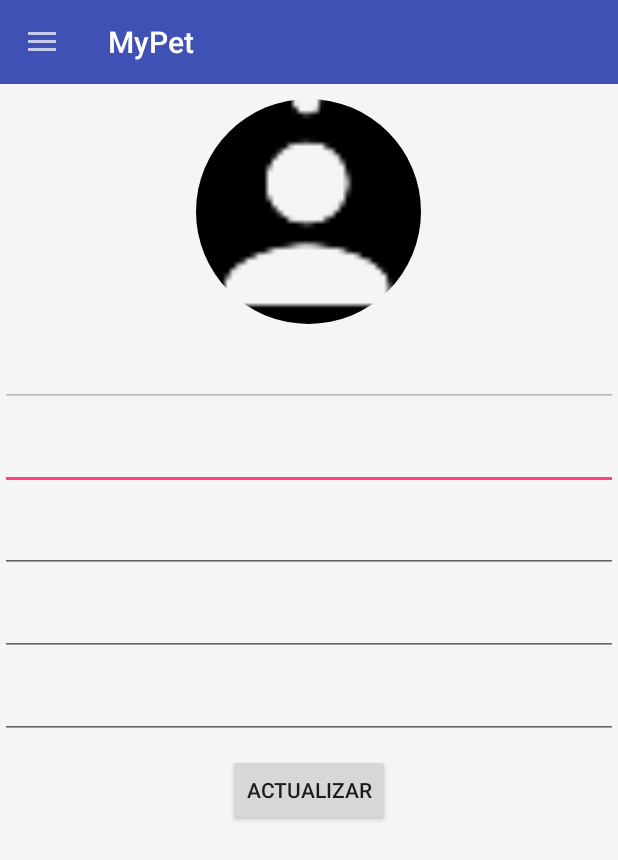
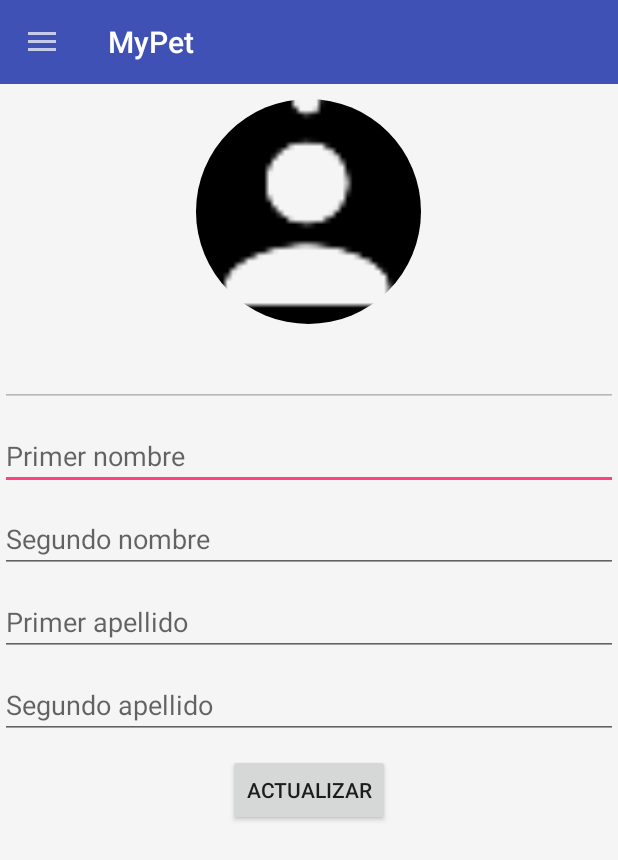
Before and after one commit to WinstonR96/Proyecto, an Android app: the Dashboard screen opened directly, with no data from a screen before it, after a tap on "Perfil", on a phone screen of 412 x 824 dp. Shown: the top 860 px of the screen. Run offline under Robolectric (Android 15) with nearby library versions, the phone set to English and light mode, and no system bars; our stand-ins replace CircleImageView, Firebase (no records; nobody signed in at launch, a user with empty details on screens opened directly); pictures from the network do not load; 5 statements that could not run were skipped; 1 other tap on this screen came first.

Commit message:
Perfil de usuario

```diff
--- a/app/src/main/AndroidManifest.xml
+++ b/app/src/main/AndroidManifest.xml
@@ -3,6 +3,8 @@
     package="co.com.mypet.mypet">
 
     <uses-permission android:name="android.permission.INTERNET" />
+    <uses-permission android:name="android.permission.READ_EXTERNAL_STORAGE"/>
+    <uses-permission android:name="android.permission.ACCESS_NETWORK_STATE"/>
 
     <application
         android:allowBackup="true"
--- a/app/src/main/java/co/com/mypet/mypet/Dashboard.java
+++ b/app/src/main/java/co/com/mypet/mypet/Dashboard.java
@@ -120,16 +120,16 @@ public class Dashboard extends AppCompatActivity implements NavigationView.OnNav
             }
         });
 
-        databaseReference.child(dbUser).addValueEventListener(new ValueEventListener() {
+        /*databaseReference.child(dbUser).addValueEventListener(new ValueEventListener() {
             @Override
             public void onDataChange(DataSnapshot dataSnapshot) {
-                if(dataSnapshot.exists()){
-                    for(DataSnapshot snapshot : dataSnapshot.getChildren()){
+                if (dataSnapshot.exists()) {
+                    for (DataSnapshot snapshot : dataSnapshot.getChildren()) {
 
                         u = snapshot.getValue(Usuario.class);
-                        if(u.getId().equals(user.getUid())){
+                        if (u.getId().equals(user.getUid())) {
                             String uid = snapshot.getKey();
-                            Toast.makeText(getApplicationContext(),"Esta es el Id: "+uid,Toast.LENGTH_SHORT).show();
+                            Toast.makeText(getApplicationContext(), "Esta es el Id: " + uid, Toast.LENGTH_SHORT).show();
                             nombre.setText(u.getNombre());
                             email.setText(user.getEmail());
                             Glide.with(getApplicationContext()).load(u.getFoto()).into(foto);
@@ -146,8 +146,24 @@ public class Dashboard extends AppCompatActivity implements NavigationView.OnNav
             public void onCancelled(DatabaseError databaseError) {
 
             }
+        });*/
+        databaseReference.child(dbUser).child(user.getUid()).addValueEventListener(new ValueEventListener() {
+            @Override
+            public void onDataChange(DataSnapshot dataSnapshot) {
+                if(dataSnapshot.exists()){
+                    u = dataSnapshot.getValue(Usuario.class);
+                    String uid = dataSnapshot.getKey();
+                    nombre.setText(u.getNombre());
+                    email.setText(user.getEmail());
+                    Glide.with(getApplicationContext()).load(u.getFoto()).into(foto);
+                    }
+            }
+
+            @Override
+            public void onCancelled(DatabaseError databaseError) {
+
+            }
         });
-
         }
 
 
--- a/app/src/main/java/co/com/mypet/mypet/Perfil.java
+++ b/app/src/main/java/co/com/mypet/mypet/Perfil.java
@@ -5,6 +5,7 @@ import android.content.Context;
 import android.content.DialogInterface;
 import android.content.Intent;
 import android.content.SharedPreferences;
+import android.content.res.Resources;
 import android.net.Uri;
 import android.support.annotation.NonNull;
 import android.support.design.widget.NavigationView;
@@ -14,15 +15,22 @@ import android.support.v7.app.ActionBarDrawerToggle;
 import android.support.v7.app.AppCompatActivity;
 import android.os.Bundle;
 import android.support.v7.widget.Toolbar;
+import android.util.Log;
 import android.view.MenuItem;
 import android.view.View;
+import android.widget.Button;
 import android.widget.EditText;
 import android.widget.ImageView;
 import android.widget.TextView;
+import android.widget.Toast;
 
 import com.bumptech.glide.Glide;
 import com.google.firebase.auth.FirebaseAuth;
 import com.google.firebase.auth.FirebaseUser;
+import com.google.firebase.storage.FirebaseStorage;
+import com.google.firebase.storage.StorageException;
+import com.google.firebase.storage.StorageReference;
+import com.google.firebase.storage.UploadTask;
 
 import de.hdodenhof.circleimageview.CircleImageView;
 
@@ -34,19 +42,24 @@ public class Perfil extends AppCompatActivity implements NavigationView.OnNaviga
     private TextView nombre, email;
     private ImageView foto;
     private FirebaseUser user;
+    private Resources resources;
     private FirebaseAuth auth;
+    private StorageReference storageReference;
     private Uri uri;
     private String nombreU, emailU, fotoU,snombreU,sapellidoU,apellidoU;
     SharedPreferences sharedPreferences;
     private CircleImageView foto_profile_U;
     private EditText txtSegundoNombrePerfil,txtEmailPerfil,txtDisplayName,txtApellidoPerfil,txtSegundoApellidoPerfil;
+    private Button actualizarperfil;
 
     @Override
     protected void onCreate(Bundle savedInstanceState) {
         super.onCreate(savedInstanceState);
         setContentView(R.layout.activity_perfil);
+        resources = this.getResources();
         toolbar = findViewById(R.id.toolbar);
         auth = FirebaseAuth.getInstance();
+        storageReference = FirebaseStorage.getInstance().getReference();
         drawerLayout = findViewById(R.id.drawer_layout);
         navigationView = findViewById(R.id.nav_view);
         txtDisplayName = findViewById(R.id.txtDisplayName);
@@ -54,6 +67,7 @@ public class Perfil extends AppCompatActivity implements NavigationView.OnNaviga
         txtSegundoNombrePerfil = findViewById(R.id.txtSegundoNombrePerfil);
         txtApellidoPerfil = findViewById(R.id.txtApellidoPerfil);
         txtSegundoApellidoPerfil = findViewById(R.id.txtSegundoApellidoPerfil);
+        actualizarperfil = findViewById(R.id.actualizarperfil);
         foto_profile_U = findViewById(R.id.foto_profile_U);
         setSupportActionBar(toolbar);
         getSupportActionBar().setHomeButtonEnabled(true);
@@ -100,7 +114,37 @@ public class Perfil extends AppCompatActivity implements NavigationView.OnNaviga
             }
         });
 
+        actualizarperfil.setOnClickListener(new View.OnClickListener() {
+            @Override
+            public void onClick(View view) {
+                String foto, id, nombre, primerApellido, segundoApellido,segundoNombre;
+                foto = auth.getUid()+".jpg";
+                id = auth.getUid();
+                nombre = txtDisplayName.getText().toString();
+                segundoNombre = txtSegundoNombrePerfil.getText().toString();
+                primerApellido = txtApellidoPerfil.getText().toString();
+                segundoApellido = txtSegundoApellidoPerfil.getText().toString();
+                if(nombre.isEmpty() || segundoNombre.isEmpty() || primerApellido.isEmpty() || segundoApellido.isEmpty()){
+                    Toast.makeText(getApplicationContext(),resources.getString(R.string.camposvacios),Toast.LENGTH_SHORT).show();
+                }else{
+                    Usuario u = new Usuario(foto, id, nombre, primerApellido, segundoApellido,segundoNombre);
+                    u.editar();
+                    subirFoto(foto);
+                    Toast.makeText(getApplicationContext(), resources.getString(R.string.actualizado),Toast.LENGTH_SHORT).show();
+                }
+
+            }
+        });
+
     }
+
+    private void subirFoto(String foto) {
+        StorageReference child = storageReference.child(foto);
+        UploadTask uploadTask = child.putFile(uri);
+
+
+    }
+
     public void seleccionar_foto(){
         Intent i = new Intent();
         i.setType("image/*");
@@ -115,7 +159,8 @@ public class Perfil extends AppCompatActivity implements NavigationView.OnNaviga
             uri = data.getData();
 
             if(uri != null){
-                foto.setImageURI(uri);
+                foto_profile_U.setImageURI(uri);
+                subirFoto(auth.getUid()+".jpg");
 
             }
         }
--- a/app/src/main/java/co/com/mypet/mypet/Usuario.java
+++ b/app/src/main/java/co/com/mypet/mypet/Usuario.java
@@ -76,4 +76,8 @@ class Usuario {
     public void guardar(){
         Datos.agregarUsuario(this);
     }
+
+    public void editar(){
+        Datos.editarUsuario(this);
+    }
 }
--- a/app/src/main/res/layout/perfil_contenido.xml
+++ b/app/src/main/res/layout/perfil_contenido.xml
@@ -47,6 +47,7 @@
         android:layout_width="match_parent"
         android:layout_height="wrap_content"
         android:layout_gravity="center"
+        android:hint="@string/primernombre"
         android:id="@+id/txtDisplayName"/>
 
     <View
@@ -57,6 +58,7 @@
         android:layout_width="match_parent"
         android:layout_height="wrap_content"
         android:layout_gravity="center"
+        android:hint="@string/segundonombre"
         android:id="@+id/txtSegundoNombrePerfil"/>
 
     <View
@@ -67,6 +69,7 @@
         android:layout_width="match_parent"
         android:layout_height="wrap_content"
         android:layout_gravity="center"
+        android:hint="@string/primerapellido"
         android:id="@+id/txtApellidoPerfil"/>
 
     <View
@@ -77,6 +80,7 @@
         android:layout_width="match_parent"
         android:layout_height="wrap_content"
         android:layout_gravity="center"
+        android:hint="@string/segundoapellido"
         android:id="@+id/txtSegundoApellidoPerfil"/>
 
     <View
--- a/app/src/main/res/values/strings.xml
+++ b/app/src/main/res/values/strings.xml
@@ -35,4 +35,9 @@
     <string name="mensajeolvido">¿Olvido su contraseña? Recuperela!</string>
     <string name="mensajeregistrese">¿No tiene una cuenta? Registrese!</string>
     <string name="seleccionarFoto">Seleccionar Foto</string>
+    <string name="actualizado">Actualizado</string>
+    <string name="primernombre">Primer nombre</string>
+    <string name="segundonombre">Segundo nombre</string>
+    <string name="primerapellido">Primer apellido</string>
+    <string name="segundoapellido">Segundo apellido</string>
 </resources>
```
